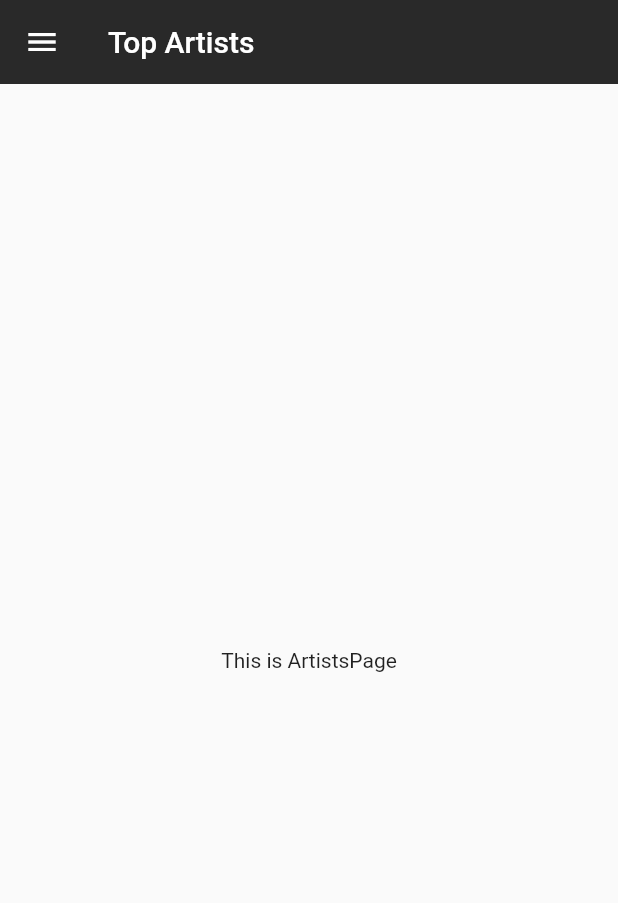
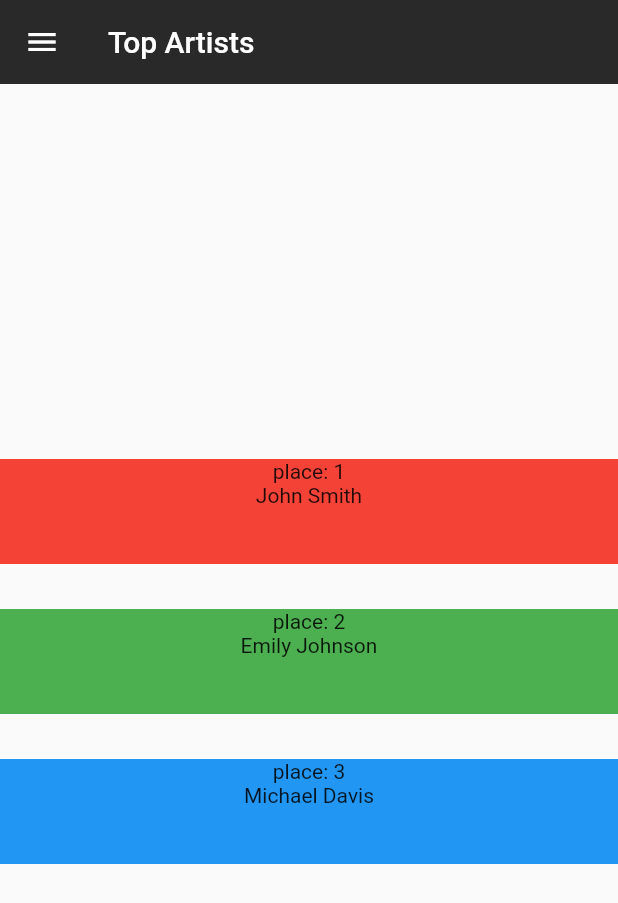
Before and after one commit to KacperMajcher/rating, a Flutter app: the screen it shows once a user with an empty profile is signed in, in the side drawer, after a tap on "Top Artists", on a phone screen of 412 x 824 dp. Shown: the top 903 px of the screen. Run offline on Flutter 3.47's test engine with Material 2 defaults, Android fonts, the phone set to English and light mode, and no system bars; our stand-ins replace firebase_auth, firebase_core, flutter_bloc, google_fonts; missing offline and left inert: flutterfire_ui; accounts and stored records are empty.

Commit message:
Display sample data on the artist page

```diff
--- a/lib/features/artists/artists_page.dart
+++ b/lib/features/artists/artists_page.dart
@@ -9,12 +9,58 @@ class ArtistsPage extends StatelessWidget {
     return Scaffold(
       appBar: AppBar(
         title: const Text('Top Artists'),
-        backgroundColor: const Color.fromRGBO(41, 41, 41, 1),
+        backgroundColor: const Color(0xFF292929),
         elevation: 0,
       ),
       drawer: navigationDrawer(context),
-      body: const Center(
-        child: Text('This is ArtistsPage'),
+      body: Center(
+        child: Column(children: [
+          const SizedBox(
+            height: 250,
+          ),
+          Container(
+            color: Colors.red,
+            height: 70,
+            child: const Center(
+              child: Column(
+                children: [
+                  Text('place: 1'),
+                  Text('John Smith'),
+                ],
+              ),
+            ),
+          ),
+          const SizedBox(
+            height: 30,
+          ),
+          Container(
+            height: 70,
+            color: Colors.green,
+            child: const Center(
+              child: Column(
+                children: [
+                  Text('place: 2'),
+                  Text('Emily Johnson'),
+                ],
+              ),
+            ),
+          ),
+          const SizedBox(
+            height: 30,
+          ),
+          Container(
+            height: 70,
+            color: Colors.blue,
+            child: const Center(
+              child: Column(
+                children: [
+                  Text('place: 3'),
+                  Text('Michael Davis'),
+                ],
+              ),
+            ),
+          ),
+        ]),
       ),
     );
   }
--- a/lib/repositories/deadline_repository.dart
+++ b/lib/repositories/deadline_repository.dart
@@ -17,8 +17,9 @@ class DeadlineRepository {
       ),
       DeadlineItem(
         id: 6,
-        task: 'Implement hard-coded data of artists and podcasters to pages',
+        task: 'Implement hard-coded data of artists to artistpage',
         deadline: -1,
+        isDone: true,
       ),
       DeadlineItem(
         id: 7,
```
Also changed, not shown: 1 other file.
